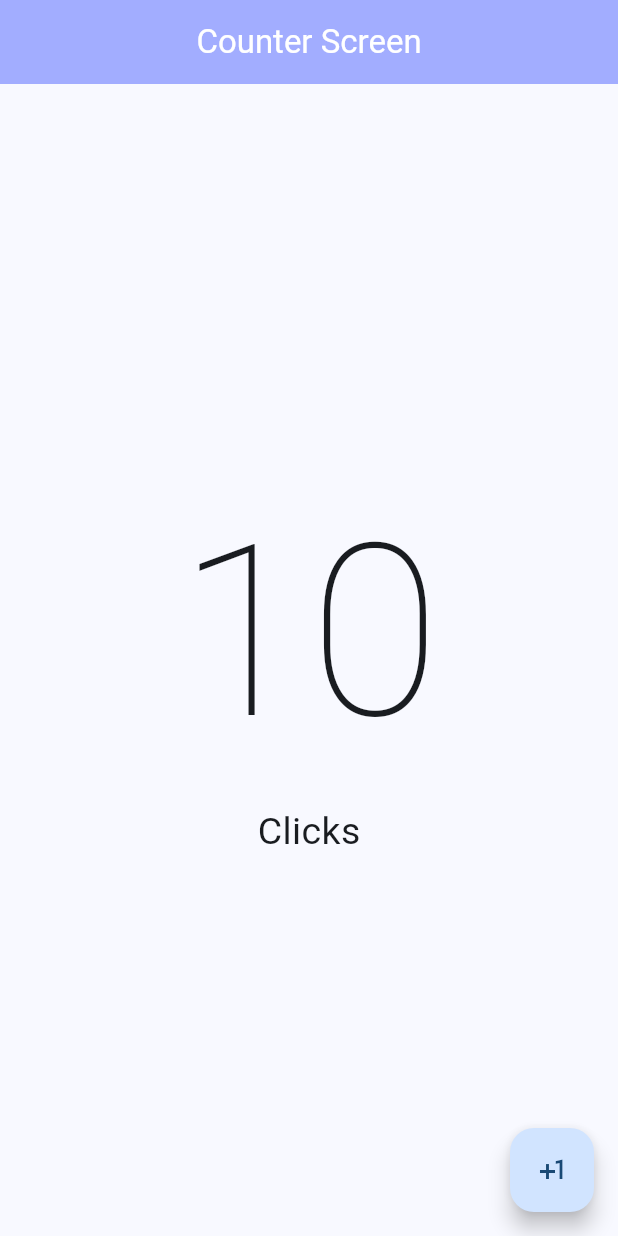
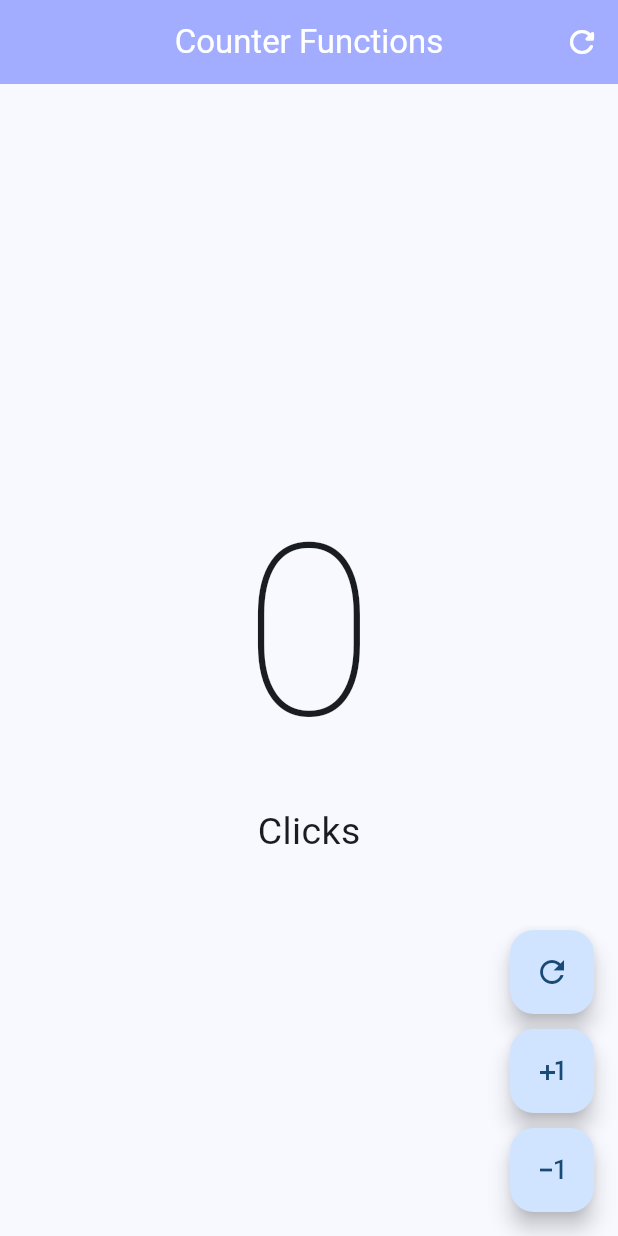
Before and after one commit to CopyDawg/counter-app-flutter, a Flutter app: the screen it shows after launch, on a phone screen of 412 x 824 dp. Run offline on Flutter 3.47's test engine with Material 3 defaults, Android fonts, the phone set to English and light mode, and no system bars.

Commit message:
Added new screen

```diff
--- a/lib/main.dart
+++ b/lib/main.dart
@@ -1,6 +1,7 @@
 import 'package:flutter/material.dart';
 //My Widgets
-import 'package:hello_world_app/presentation/screens/counter/counter_screen.dart';
+// import 'package:hello_world_app/presentation/screens/counter/counter_screen.dart';
+import 'package:hello_world_app/presentation/screens/counter/counter_functions_screen.dart';
 
 void main() {
   runApp(const MyApp());
@@ -18,7 +19,7 @@ class MyApp extends StatelessWidget {
         useMaterial3: true,
         colorSchemeSeed: Colors.blue,
       ),
-      home: const CounterScreen()
+      home: const CounterFunctionsScreen()
     );
   }
 
--- /dev/null
+++ b/lib/presentation/screens/counter/counter_functions_screen.dart
@@ -0,0 +1,102 @@
+import 'package:flutter/material.dart';
+
+class CounterFunctionsScreen extends StatefulWidget {
+
+  const CounterFunctionsScreen({super.key});
+
+  @override
+  State<CounterFunctionsScreen> createState() => _CounterFunctionsScreenState();
+}
+
+class _CounterFunctionsScreenState extends State<CounterFunctionsScreen> {
+
+  int clickCounter = 0;
+
+  @override
+  Widget build(BuildContext context) {
+    return Scaffold(
+      appBar: AppBar(
+        centerTitle: true,
+        title: const Text('Counter Functions'),
+        backgroundColor: const Color.fromARGB(255, 162, 173, 255),
+        foregroundColor: const Color.fromARGB(255, 255, 255, 255),
+        actions: [
+          IconButton(
+            icon: const Icon( Icons.refresh_rounded ),
+            onPressed: () {
+              setState(() {
+                clickCounter = 0;
+              });
+            },
+          ),
+        ],
+      ),
+      body: Center(
+        child: Column(
+          mainAxisAlignment: MainAxisAlignment.center,
+          children: [
+            Text('$clickCounter', style: const TextStyle( fontSize: 160, fontWeight: FontWeight.w100 )),
+            Text('Click${ clickCounter==1 ? '': 's' }', style: const TextStyle( fontSize: 25))
+          ],
+        ),
+      ),
+      floatingActionButton: Column(
+        mainAxisAlignment: MainAxisAlignment.end,
+        children: [
+          CustomButton(
+            icon: Icons.refresh,
+            onPressed: () {
+              setState(() {
+                clickCounter = 0;
+              });
+            }
+          ),
+
+          const SizedBox(height: 10),
+
+          CustomButton(
+            icon: Icons.plus_one,
+            onPressed: () {
+              setState(() {
+                clickCounter++;
+              });
+            }
+          ),
+
+          const SizedBox(height: 10),
+
+          CustomButton(
+            icon: Icons.exposure_minus_1_outlined,
+            onPressed: () {
+              if(clickCounter==0) return;
+              setState(() {
+                clickCounter--;
+              });
+            }
+          )
+
+        ],
+      ),
+    );
+  }
+}
+
+class CustomButton extends StatelessWidget {
+
+  final IconData icon;
+  final VoidCallback? onPressed;
+
+  const CustomButton({
+    super.key,
+    required this.icon,
+    this.onPressed,
+  });
+
+  @override
+  Widget build(BuildContext context) {
+    return FloatingActionButton(
+      onPressed: onPressed,
+      child: Icon( icon ),
+    );
+  }
+}
--- a/lib/presentation/screens/counter/counter_screen.dart
+++ /dev/null
@@ -1,32 +0,0 @@
-import 'package:flutter/material.dart';
-
-class CounterScreen extends StatelessWidget {
-  const CounterScreen({super.key});
-
-  @override
-  Widget build(BuildContext context) {
-    return Scaffold(
-      appBar: AppBar(
-        centerTitle: true,
-        title: const Text('Counter Screen'),
-        backgroundColor: const Color.fromARGB(255, 162, 173, 255),
-        foregroundColor: const Color.fromARGB(255, 255, 255, 255),
-      ),
-        body: const Center(
-          child: Column(
-            mainAxisAlignment: MainAxisAlignment.center,
-            children: [
-              Text('10', style: TextStyle( fontSize: 160, fontWeight: FontWeight.w100 )),
-              Text('Clicks', style: TextStyle( fontSize: 25))
-            ],
-          ),
-        ),
-        floatingActionButton: FloatingActionButton(
-          onPressed: () {
-
-          },
-          child: const Icon( Icons.plus_one ),
-        ),
-      );
-  }
-}
```
